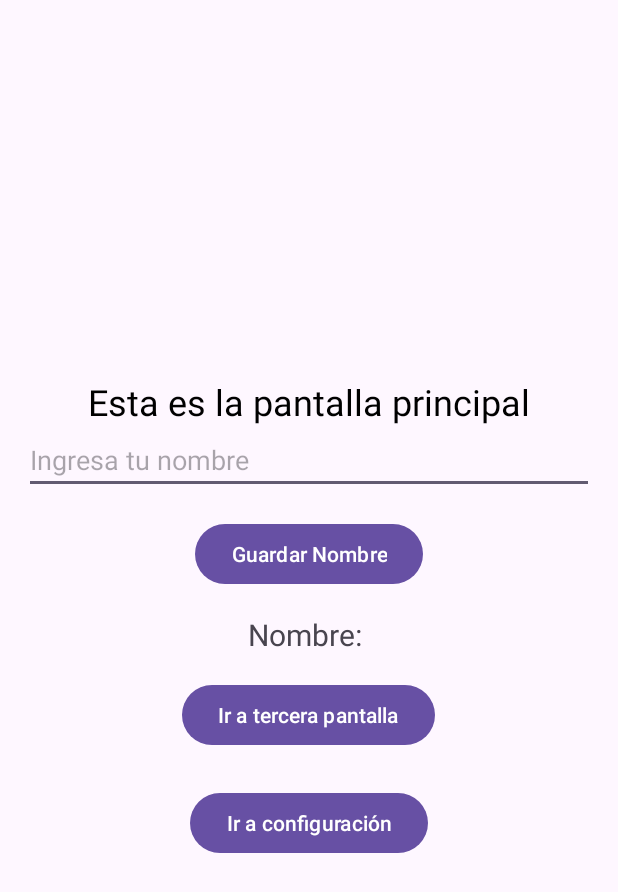
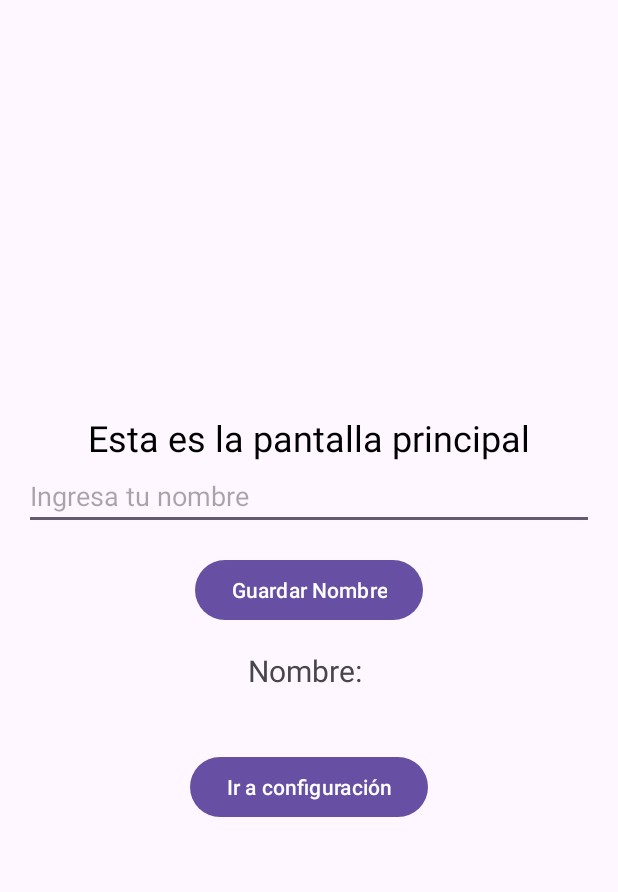
Before and after one commit to pablonso308/Taller1Eventos, an Android app: the PantallaPrincipalActivity screen opened directly, with no data from a screen before it, on a phone screen of 412 x 824 dp. Shown: the top 892 px of the screen. Run offline under Robolectric (Android 15) with nearby library versions, the phone set to English and light mode, and no system bars.

```diff
--- a/app/src/main/java/com/example/saludoappjava/ConfiguracionActivity.java
+++ b/app/src/main/java/com/example/saludoappjava/ConfiguracionActivity.java
@@ -3,7 +3,7 @@ package com.example.saludoappjava;
 import android.content.Intent;
 import android.graphics.Color;
 import android.os.Bundle;
-import android.view.View;
+
 import android.widget.Button;
 import androidx.appcompat.app.AppCompatActivity;
 import androidx.constraintlayout.widget.ConstraintLayout;
--- a/app/src/main/java/com/example/saludoappjava/MainActivity.java
+++ b/app/src/main/java/com/example/saludoappjava/MainActivity.java
@@ -6,7 +6,6 @@ import android.widget.Button;
 import android.widget.TextView;
 
 import androidx.appcompat.app.AppCompatActivity;
-
 import java.util.Calendar;
 
 public class MainActivity extends AppCompatActivity {
--- a/app/src/main/java/com/example/saludoappjava/PantallaPrincipalActivity.java
+++ b/app/src/main/java/com/example/saludoappjava/PantallaPrincipalActivity.java
@@ -13,7 +13,7 @@ public class PantallaPrincipalActivity extends AppCompatActivity {
     private EditText editTextNombre;
     private TextView textViewNombreGuardado;
     private Button buttonGuardarNombre;
-    private Button buttonNavegarTercera;
+
 
     @Override
     protected void onCreate(Bundle savedInstanceState) {
@@ -24,7 +24,8 @@ public class PantallaPrincipalActivity extends AppCompatActivity {
         editTextNombre = findViewById(R.id.editTextNombre);
         textViewNombreGuardado = findViewById(R.id.textViewNombreGuardado);
         buttonGuardarNombre = findViewById(R.id.buttonGuardarNombre);
-        buttonNavegarTercera = findViewById(R.id.buttonNavegarTercera);
+
+
 
         // Lógica para guardar el nombre y mostrarlo en el TextView
         buttonGuardarNombre.setOnClickListener(v -> {
@@ -36,19 +37,12 @@ public class PantallaPrincipalActivity extends AppCompatActivity {
             }
         });
 
-        // Lógica para navegar a la tercera pantalla
-        buttonNavegarTercera.setOnClickListener(v -> {
-            Intent intent = new Intent(PantallaPrincipalActivity.this, TerceraPantallaActivity.class);
-            startActivity(intent);
-        });
 
 
-        // Nuevo botón para navegar a la pantalla de configuración
-        Button buttonNavegarConfiguracion = findViewById(R.id.buttonNavegarConfiguracion);
-        buttonNavegarConfiguracion.setOnClickListener(v -> {
-            Intent intent = new Intent(PantallaPrincipalActivity.this, ConfiguracionActivity.class);
-            startActivity(intent);
-        });
+
+
+
+
 
     }
 }
--- a/app/src/main/res/layout/activity_configuracion.xml
+++ b/app/src/main/res/layout/activity_configuracion.xml
@@ -4,8 +4,6 @@
     android:layout_width="match_parent"
     android:layout_height="match_parent"
     android:padding="16dp">
-
-
 
     <!-- Título de la pantalla de configuración -->
     <TextView
--- a/app/src/main/res/layout/activity_pantalla_principal.xml
+++ b/app/src/main/res/layout/activity_pantalla_principal.xml
@@ -42,13 +42,7 @@
         android:textSize="20sp"
         android:layout_marginBottom="16dp"/>
 
-    <!-- Botón para navegar a la tercera pantalla -->
-    <Button
-        android:id="@+id/buttonNavegarTercera"
-        android:layout_width="wrap_content"
-        android:layout_height="wrap_content"
-        android:text="Ir a tercera pantalla"/>
-
+    <!--button configuración -->
     <Button
         android:id="@+id/buttonNavegarConfiguracion"
         android:layout_width="wrap_content"
```
Also changed, not shown: app/src/main/java/com/example/saludoappjava/TerceraPantallaActivity.java (deleted, +0 -14 lines), app/src/main/res/layout/activity_tercera_pantalla.xml (deleted, +0 -17 lines).
